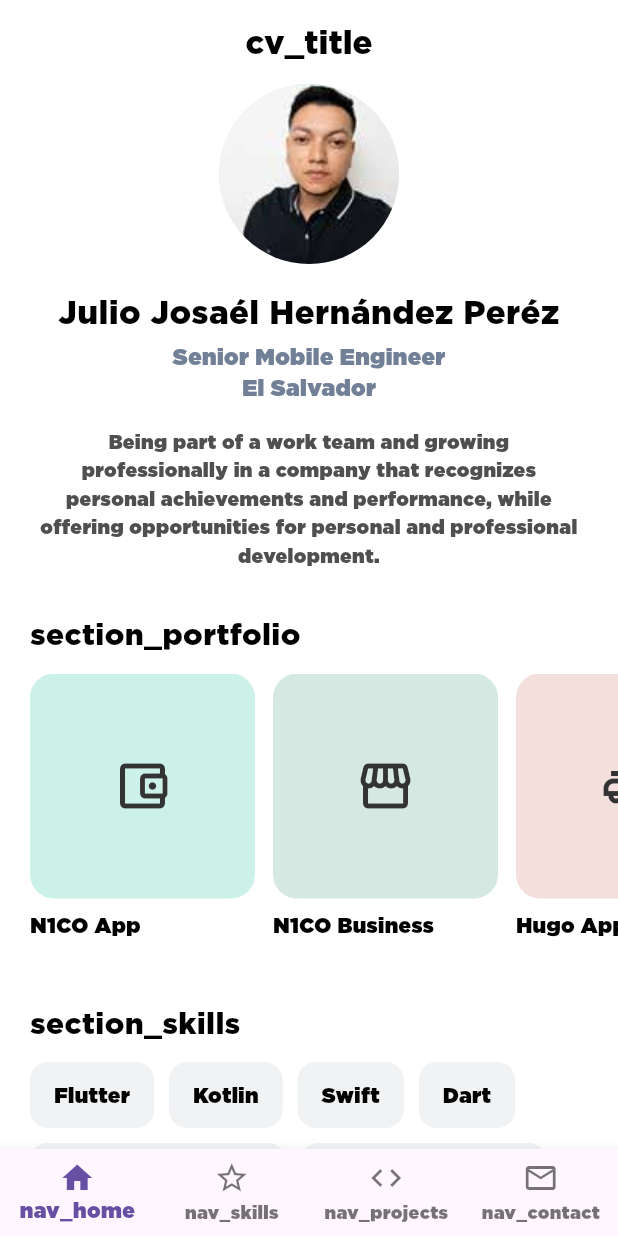
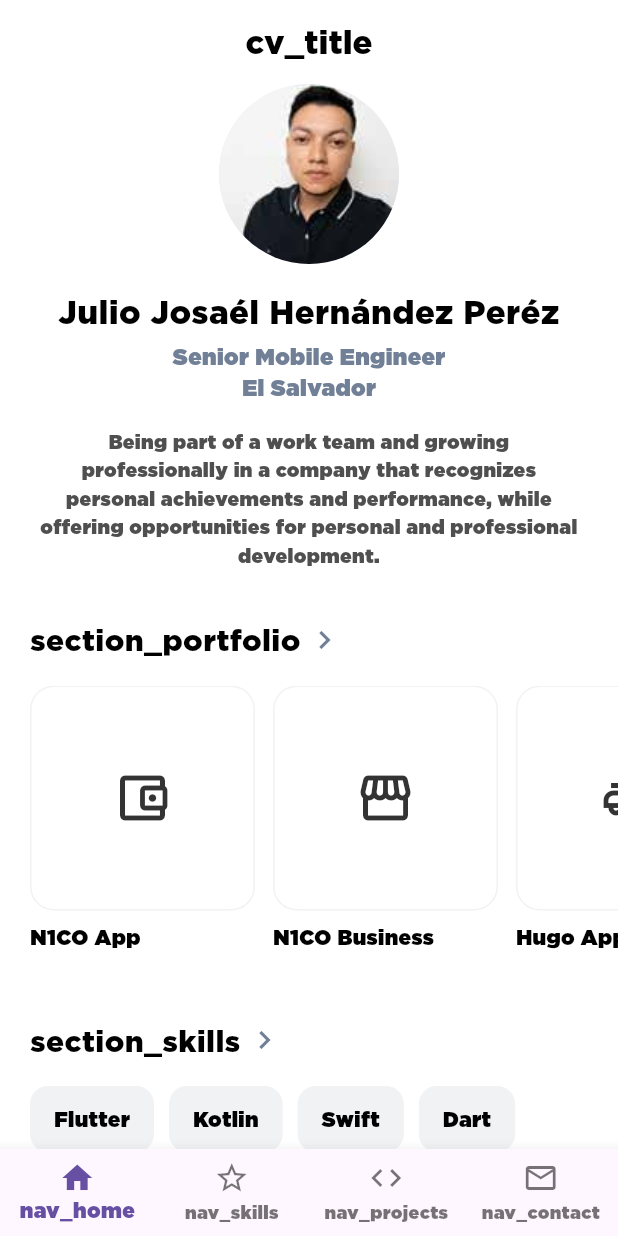
Before and after one commit to josaeljjh/ProfileCV, a Flutter app: the screen it shows after launch, on a phone screen of 412 x 824 dp. Run offline on Flutter 3.47's test engine with Material 3 defaults, Android fonts, the phone set to English and light mode, and no system bars; our stand-ins replace cached_network_image, dio, equatable, flutter_bloc, flutter_svg, get_it and 4 more; missing offline and left inert: flutter_displaymode; statements that could not run were skipped.

Commit message:
Add system dark mode, white portfolio cards, and a dedicated Portfolio screen
MaterialApp now sets theme/darkTheme/themeMode: ThemeMode.system, so the
app follows the device's light/dark setting automatically (OS-level
wiring only — individual screens still render with their current
hardcoded light-mode color tokens; a full dark-mode color pass across
every widget is out of scope here).

Portfolio cards (Home carousel and the new Portfolio screen) drop the
pastel per-item background palette (iceberg/edgeWater/dirtyPink300/
soap400/lili300/polar/auxAlert100/soap300 — dirtyPink300 in particular
read as a reddish-white) in favor of a plain white card with a thin
border. PortfolioItemModel's now-unused colorKey field was removed.

New Portfolio screen (page/page_content/cubit/ui_state, reusing the
existing GetPortfolioUseCase/PortfolioItemModel — no duplicated use
case), reached by tapping Home's "Portfolio" section title. Home's
"Skills" title is now also tappable, pushing the existing SkillsPage.
Both get a chevron affordance; "Experiencia" stays non-interactive
(no destination screen was requested for it).

Co-Authored-By: Claude Sonnet 5 <noreply@anthropic.com>
Claude-Session: https://claude.ai/code/session_01LfEYkEduBRuQwtFwoZxnSY

```diff
--- a/lib/src/config/di/service_locator.dart
+++ b/lib/src/config/di/service_locator.dart
@@ -13,6 +13,7 @@ import '../../domain/usecases/get_projects_use_case.dart';
 import '../../domain/usecases/get_skill_groups_use_case.dart';
 import '../../ui/pages/contact/cubit/contact_cubit.dart';
 import '../../ui/pages/home/cubit/home_cubit.dart';
+import '../../ui/pages/portfolio/cubit/portfolio_cubit.dart';
 import '../../ui/pages/projects/cubit/projects_cubit.dart';
 import '../../ui/pages/skills/cubit/skills_cubit.dart';
 import '../routes/navigation_service.dart';
@@ -53,6 +54,7 @@ Future<void> init() async {
         getExperienceUseCase: sl(),
       ));
   sl.registerFactory(() => SkillsCubit(getSkillGroupsUseCase: sl()));
+  sl.registerFactory(() => PortfolioCubit(getPortfolioUseCase: sl()));
   sl.registerFactory(() => ProjectsCubit(getProjectsUseCase: sl()));
   sl.registerFactory(() => ContactCubit(getContactUseCase: sl()));
 }
--- a/lib/src/core/resources/translations_constant.dart
+++ b/lib/src/core/resources/translations_constant.dart
@@ -4,6 +4,7 @@ const CV_TITLE = 'cv_title';
 const SKILLS_TITLE = 'skills_title';
 const PROJECTS_TITLE = 'projects_title';
 const CONTACT_TITLE = 'contact_title';
+const PORTFOLIO_TITLE = 'portfolio_title';
 const SECTION_PORTFOLIO = 'section_portfolio';
 const SECTION_SKILLS = 'section_skills';
 const SECTION_EXPERIENCE = 'section_experience';
@@ -15,6 +16,7 @@ const CONTACT_EMAIL_LABEL = 'contact_email_label';
 const CONTACT_PHONE_LABEL = 'contact_phone_label';
 const CONTACT_LINKEDIN_LABEL = 'contact_linkedin_label';
 const ERROR_HOME = 'error_home';
+const ERROR_PORTFOLIO = 'error_portfolio';
 const ERROR_SKILLS = 'error_skills';
 const ERROR_PROJECTS = 'error_projects';
 const ERROR_CONTACT = 'error_contact';
--- a/lib/src/domain/models/portfolio_item_model.dart
+++ b/lib/src/domain/models/portfolio_item_model.dart
@@ -1,20 +1,19 @@
 import 'package:equatable/equatable.dart';
 
-/// Framework-agnostic portfolio entry. [iconKey] and [colorKey] are plain
-/// string identifiers resolved to a Flutter IconData/Color only in the UI
-/// layer (see home_page_content.dart) — the domain layer stays free of
-/// Flutter imports.
+/// Framework-agnostic portfolio entry. [iconKey] is a plain string
+/// identifier resolved to a Flutter IconData only in the UI layer (see
+/// home_page_content.dart / portfolio_page_content.dart) — the domain
+/// layer stays free of Flutter imports. Portfolio cards render on a plain
+/// white background now, so there's no per-item color to carry here.
 class PortfolioItemModel extends Equatable {
   const PortfolioItemModel({
     required this.title,
     required this.iconKey,
-    required this.colorKey,
   });
 
   final String title;
   final String iconKey;
-  final String colorKey;
 
   @override
-  List<Object?> get props => [title, iconKey, colorKey];
+  List<Object?> get props => [title, iconKey];
 }
--- a/lib/src/ui/app.dart
+++ b/lib/src/ui/app.dart
@@ -9,6 +9,7 @@ import 'package:localization/localization.dart';
 import 'package:responsive_framework/responsive_framework.dart';
 
 import '../config/di/service_locator.dart';
+import '../config/resources/colors.dart';
 import '../config/routes/navigation_service.dart';
 import '../config/routes/routes.dart';
 import '../config/tools/const.dart';
@@ -90,6 +91,13 @@ class _AppState extends State<App> {
         brightness: Brightness.light,
         scaffoldBackgroundColor: Colors.white,
       ),
+      darkTheme: ThemeData(
+        useMaterial3: true,
+        fontFamily: gothamFontFamily,
+        brightness: Brightness.dark,
+        scaffoldBackgroundColor: carbon800,
+      ),
+      themeMode: ThemeMode.system,
     );
   }
 }
--- a/lib/src/ui/pages/home/home_page_content.dart
+++ b/lib/src/ui/pages/home/home_page_content.dart
@@ -7,6 +7,8 @@ import '../../../config/resources/sizes.dart';
 import '../../../core/resources/translations_constant.dart';
 import '../../../domain/models/experience_model.dart';
 import '../../../domain/models/portfolio_item_model.dart';
+import '../portfolio/portfolio_page.dart';
+import '../skills/skills_page.dart';
 import 'cubit/home_cubit.dart';
 import 'cubit/home_ui_state.dart';
 
@@ -41,22 +43,6 @@ class HomePageContent extends StatelessWidget {
 
   static Color _colorFor(String key) {
     switch (key) {
-      case 'iceberg':
-        return iceberg;
-      case 'edgeWater':
-        return edgeWater;
-      case 'dirtyPink300':
-        return dirtyPink300;
-      case 'soap400':
-        return soap400;
-      case 'lili300':
-        return lili300;
-      case 'polar':
-        return polar;
-      case 'auxAlert100':
-        return auxAlert100;
-      case 'soap300':
-        return soap300;
       case 'black':
         return black;
       case 'butterflyBush':
@@ -113,15 +99,27 @@ class HomePageContent extends StatelessWidget {
               children: [
                 _buildProfileHeader(state),
                 const SizedBox(height: paddingXXXL),
-                _sectionTitle(SECTION_PORTFOLIO.i18n()),
+                _sectionTitle(
+                  context,
+                  SECTION_PORTFOLIO.i18n(),
+                  onTap: () => Navigator.of(context).push(
+                    MaterialPageRoute(builder: (_) => const PortfolioPage()),
+                  ),
+                ),
                 const SizedBox(height: paddingMD),
                 _buildPortfolio(state.portfolio),
                 const SizedBox(height: paddingXXXL),
-                _sectionTitle(SECTION_SKILLS.i18n()),
+                _sectionTitle(
+                  context,
+                  SECTION_SKILLS.i18n(),
+                  onTap: () => Navigator.of(context).push(
+                    MaterialPageRoute(builder: (_) => const SkillsPage()),
+                  ),
+                ),
                 const SizedBox(height: paddingMD),
                 _buildSkills(state.homeSkills),
                 const SizedBox(height: paddingXXXL),
-                _sectionTitle(SECTION_EXPERIENCE.i18n()),
+                _sectionTitle(context, SECTION_EXPERIENCE.i18n()),
                 const SizedBox(height: paddingSM),
                 _buildExperience(state.experience),
               ],
@@ -171,12 +169,33 @@ class HomePageContent extends StatelessWidget {
     );
   }
 
-  Widget _sectionTitle(String text) {
-    return Padding(
-      padding: const EdgeInsets.symmetric(horizontal: paddingXL),
-      child: Text(
-        text,
-        style: const TextStyle(fontSize: fontSize20, fontWeight: FontWeight.bold, color: black),
+  Widget _sectionTitle(BuildContext context, String text, {VoidCallback? onTap}) {
+    final title = Row(
+      mainAxisSize: MainAxisSize.min,
+      children: [
+        Text(
+          text,
+          style: const TextStyle(fontSize: fontSize20, fontWeight: FontWeight.bold, color: black),
+        ),
+        if (onTap != null) ...[
+          const SizedBox(width: paddingXS),
+          const Icon(Icons.chevron_right, color: slateGray),
+        ],
+      ],
+    );
+
+    if (onTap == null) {
+      return Padding(
+        padding: const EdgeInsets.symmetric(horizontal: paddingXL),
+        child: title,
+      );
+    }
+
+    return InkWell(
+      onTap: onTap,
+      child: Padding(
+        padding: const EdgeInsets.symmetric(horizontal: paddingXL, vertical: paddingXS),
+        child: title,
       ),
     );
   }
@@ -201,8 +220,9 @@ class HomePageContent extends StatelessWidget {
                   height: portfolioCardSize,
                   alignment: Alignment.center,
                   decoration: BoxDecoration(
-                    color: _colorFor(item.colorKey),
+                    color: white,
                     borderRadius: BorderRadius.circular(borderRadiusXL),
+                    border: Border.all(color: athensGray),
                   ),
                   child: Icon(_iconFor(item.iconKey), size: iconSizeLG, color: carbon500),
                 ),
--- a/res/i18n/en_US.json
+++ b/res/i18n/en_US.json
@@ -3,6 +3,7 @@
   "skills_title": "Skills",
   "projects_title": "Projects",
   "contact_title": "Contact",
+  "portfolio_title": "Portfolio",
   "section_portfolio": "Portfolio",
   "section_skills": "Skills",
   "section_experience": "Experience",
@@ -14,6 +15,7 @@
   "contact_phone_label": "Phone",
   "contact_linkedin_label": "LinkedIn",
   "error_home": "We couldn't load your information.",
+  "error_portfolio": "We couldn't load the portfolio.",
   "error_skills": "We couldn't load your skills.",
   "error_projects": "We couldn't load your projects.",
   "error_contact": "We couldn't load your contact info.",
--- a/res/i18n/es_ES.json
+++ b/res/i18n/es_ES.json
@@ -3,6 +3,7 @@
   "skills_title": "Skills",
   "projects_title": "Proyectos",
   "contact_title": "Contacto",
+  "portfolio_title": "Portfolio",
   "section_portfolio": "Portfolio",
   "section_skills": "Skills",
   "section_experience": "Experiencia",
@@ -14,6 +15,7 @@
   "contact_phone_label": "Teléfono",
   "contact_linkedin_label": "LinkedIn",
   "error_home": "No se pudo cargar tu información.",
+  "error_portfolio": "No se pudo cargar el portfolio.",
   "error_skills": "No se pudieron cargar las skills.",
   "error_projects": "No se pudieron cargar los proyectos.",
   "error_contact": "No se pudo cargar el contacto.",
```
Also changed, not shown: lib/src/data/repositories/cv_repository_impl.dart (+0 -8 lines), lib/src/ui/pages/portfolio/cubit/portfolio_cubit.dart (added, +28 -0 lines), lib/src/ui/pages/portfolio/cubit/portfolio_ui_state.dart (added, +36 -0 lines), lib/src/ui/pages/portfolio/portfolio_page.dart (added, +18 -0 lines), lib/src/ui/pages/portfolio/portfolio_page_content.dart (added, +116 -0 lines), 5 other files.
